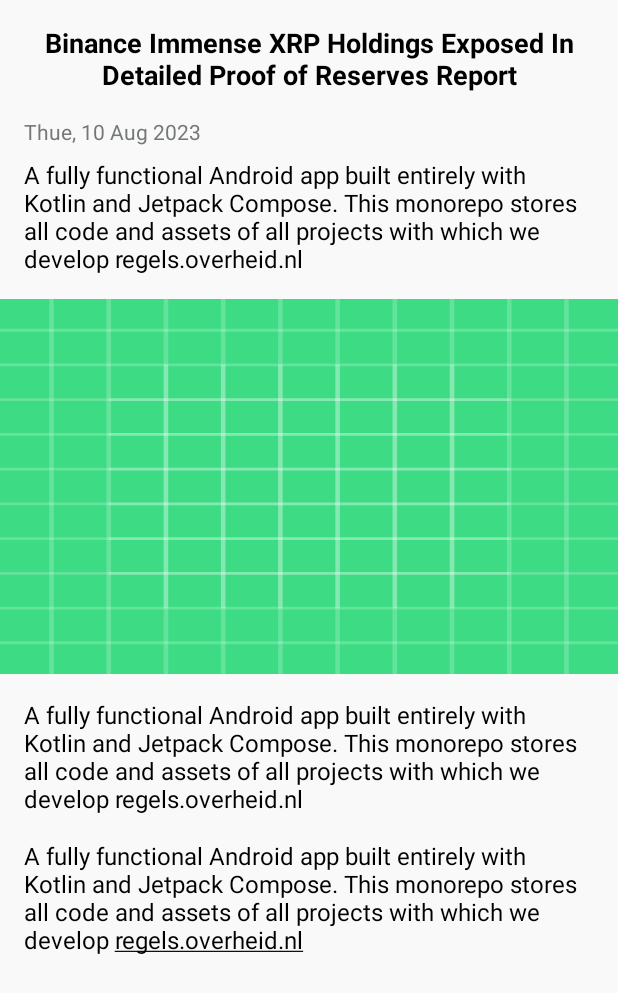
After one commit to spporan/WindNews, an Android app: the layout news_article_details_layout.xml on its own in the app's theme, with its tools: preview values and no code run, on a phone screen of 412 x 824 dp. The commit adds this screen. Shown: the top 993 px of the screen. Run offline under Robolectric (Android 15) with nearby library versions, the phone set to English and light mode, and no system bars.

Commit message:
Design article details view

```diff
--- /dev/null
+++ b/app/src/main/res/layout/news_article_details_layout.xml
@@ -0,0 +1,92 @@
+<?xml version="1.0" encoding="utf-8"?>
+<androidx.constraintlayout.widget.ConstraintLayout
+    android:layout_width="match_parent"
+    android:layout_height="match_parent"
+    xmlns:app="http://schemas.android.com/apk/res-auto"
+    xmlns:tools="http://schemas.android.com/tools"
+    xmlns:android="http://schemas.android.com/apk/res/android"
+    android:background="?appBackgroundColor"
+    >
+    <com.google.android.material.imageview.ShapeableImageView
+        android:layout_width="match_parent"
+        android:layout_height="250dp"
+        app:srcCompat="@drawable/ic_launcher_background"
+        android:id="@+id/image"
+        android:scaleType="fitXY"
+        app:layout_constraintStart_toStartOf="parent"
+        app:layout_constraintTop_toBottomOf="@+id/description"
+        app:shapeAppearanceOverlay="@style/RoundImageShape"
+        android:layout_marginTop="@dimen/common_margin"
+        />
+    <TextView
+        android:layout_width="match_parent"
+        android:layout_height="wrap_content"
+        android:id="@+id/title"
+        android:gravity="center"
+        android:layout_marginHorizontal="@dimen/common_margin"
+        app:layout_constraintEnd_toEndOf="parent"
+        android:textColor="?primaryTextColor"
+        android:textStyle="bold"
+        android:layout_marginTop="@dimen/common_margin"
+        android:textSize="@dimen/large_text_size"
+        tools:text="Binance Immense XRP Holdings Exposed In Detailed Proof of Reserves Report"
+        app:layout_constraintStart_toStartOf="parent"
+       app:layout_constraintTop_toTopOf="parent"
+        />
+    <TextView
+        android:layout_width="wrap_content"
+        android:layout_height="wrap_content"
+        android:id="@+id/timeTv"
+        android:textColor="?secondaryTextColor"
+        android:textSize="@dimen/secondary_text_size"
+        tools:text="Thue, 10 Aug 2023"
+        android:layout_marginTop="@dimen/common_margin"
+        app:layout_constraintStart_toStartOf="@id/title"
+        app:layout_constraintTop_toBottomOf="@id/title"
+        />
+    <TextView
+        android:layout_width="0dp"
+        android:layout_height="wrap_content"
+        android:id="@+id/description"
+        android:maxLines="5"
+        android:ellipsize="end"
+        android:layout_marginTop="@dimen/common_padding_small"
+        app:layout_constraintEnd_toEndOf="@id/title"
+        android:textColor="?primaryTextColor"
+        android:textSize="@dimen/primary_text_size"
+        tools:text="A fully functional Android app built entirely with Kotlin and Jetpack Compose. This monorepo stores all code and assets of all projects with which we develop regels.overheid.nl"
+        app:layout_constraintStart_toStartOf="@id/title"
+        app:layout_constraintTop_toBottomOf="@id/timeTv"
+        />
+    <TextView
+        android:layout_width="0dp"
+        android:layout_height="wrap_content"
+        android:id="@+id/content"
+        android:maxLines="5"
+        android:ellipsize="end"
+        android:layout_marginTop="@dimen/common_margin"
+        app:layout_constraintEnd_toEndOf="@id/title"
+        android:textColor="?primaryTextColor"
+        android:textSize="@dimen/primary_text_size"
+        tools:text="A fully functional Android app built entirely with Kotlin and Jetpack Compose. This monorepo stores all code and assets of all projects with which we develop regels.overheid.nl"
+        app:layout_constraintStart_toStartOf="@id/title"
+        app:layout_constraintTop_toBottomOf="@id/image"
+        />
+    <TextView
+        android:layout_width="0dp"
+        android:layout_height="wrap_content"
+        android:id="@+id/urlTv"
+        android:maxLines="5"
+        android:ellipsize="end"
+        android:layout_marginTop="@dimen/common_margin"
+        app:layout_constraintEnd_toEndOf="@id/title"
+        android:textColor="?primaryTextColor"
+        android:textSize="@dimen/primary_text_size"
+        android:autoLink="web"
+        android:linksClickable="true"
+        android:textColorLink="?primaryTextColor"
+        tools:text="A fully functional Android app built entirely with Kotlin and Jetpack Compose. This monorepo stores all code and assets of all projects with which we develop regels.overheid.nl"
+        app:layout_constraintStart_toStartOf="@id/title"
+        app:layout_constraintTop_toBottomOf="@id/content"
+        />
+</androidx.constraintlayout.widget.ConstraintLayout>
--- /dev/null
+++ b/app/src/main/res/values/dimens.xml
@@ -0,0 +1,23 @@
+<?xml version="1.0" encoding="utf-8"?>
+<resources>
+    <dimen name="fab_margin">16dp</dimen>
+    <dimen name="repo_card_corner_radius">8dp</dimen>
+    <dimen name="common_margin">16dp</dimen>
+    <dimen name="common_padding_medium">10dp</dimen>
+    <dimen name="common_padding_small">8dp</dimen>
+    <dimen name="common_padding_large">16dp</dimen>
+    <dimen name="image_size">80dp</dimen>
+    <dimen name="lang_view_size">15dp</dimen>
+    <dimen name="star_view_size">20dp</dimen>
+    <dimen name="top_margin">32dp</dimen>
+
+    <dimen name="repo_details_profile_image_size">80dp</dimen>
+
+    <!--text size-->
+    <dimen name="primary_text_size">16sp</dimen>
+    <dimen name="title_text_size">22sp</dimen>
+    <dimen name="large_text_size">18sp</dimen>
+
+    <dimen name="secondary_text_size">14sp</dimen>
+    <dimen name="secondary_small_text_size">12sp</dimen>
+</resources>
--- a/app/src/main/res/values/strings.xml
+++ b/app/src/main/res/values/strings.xml
@@ -1,3 +1,7 @@
 <resources>
     <string name="app_name">WindNews</string>
+
+    <string name="try_again">Try Again</string>
+    <string name="something_went_wrong_description">Please check your internet connection and try again.</string>
+
 </resources>
```
Also changed, not shown: app/src/main/res/layout/activity_main.xml (+26 -7 lines).
